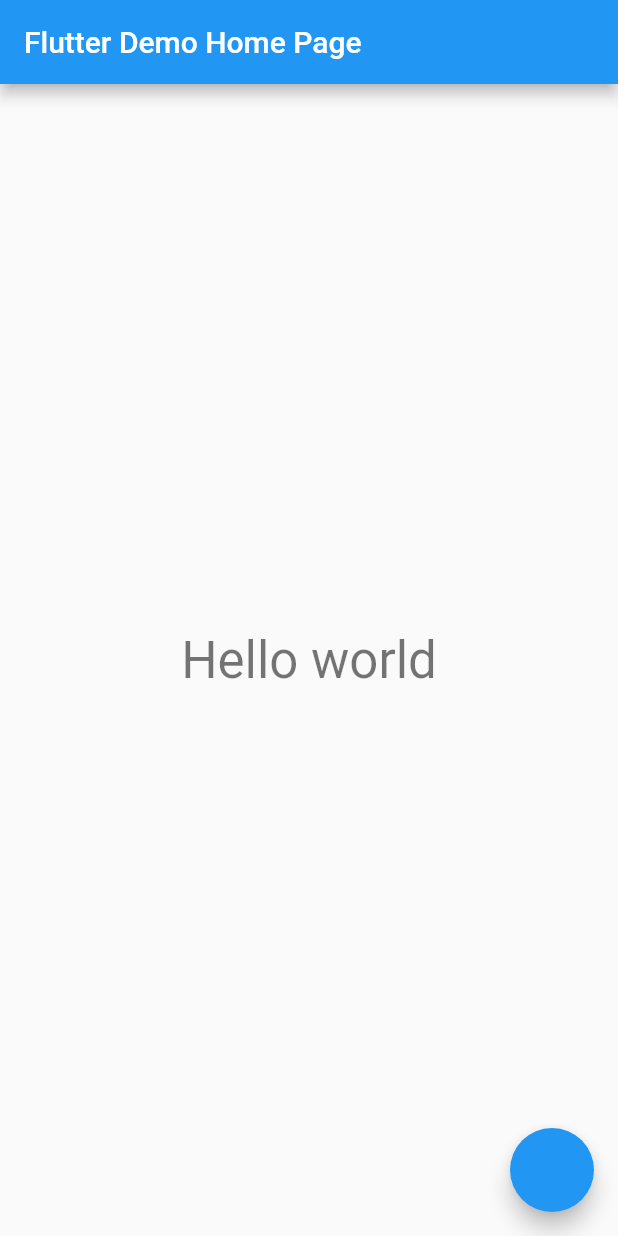
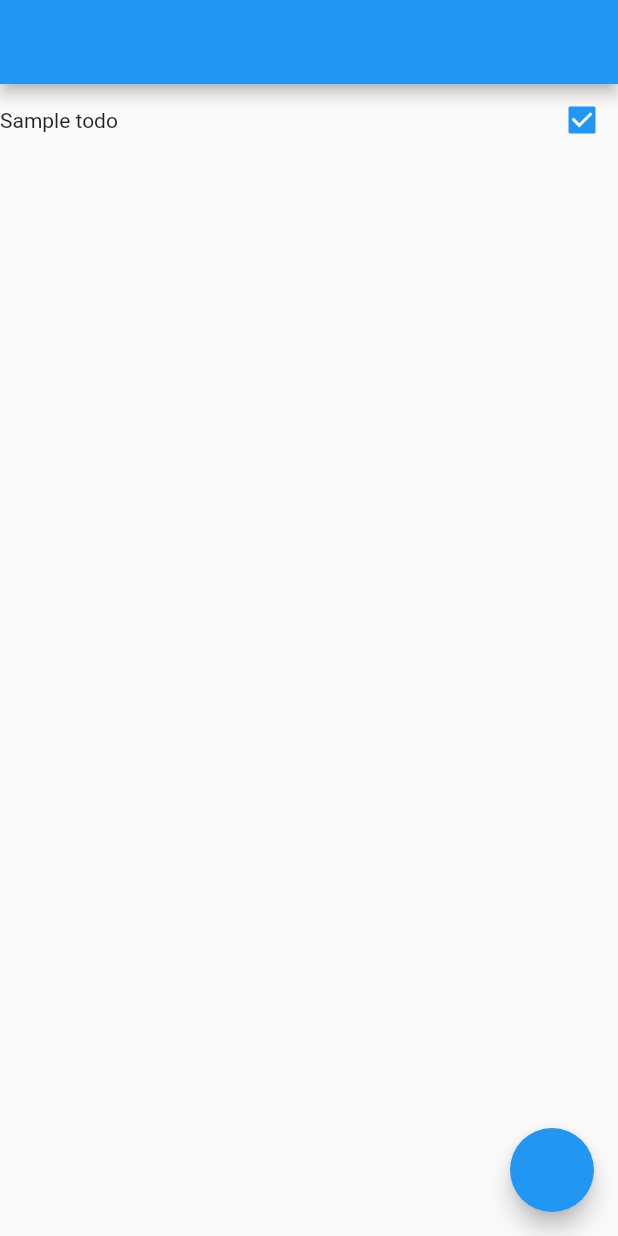
Before and after one commit to dllewellyn/server_driven_ui_demo, a Flutter app: the screen it shows after launch, on a phone screen of 412 x 824 dp. Run offline on Flutter 3.47's test engine with Material 2 defaults, Android fonts, the phone set to English and light mode, and no system bars.

Commit message:
Adding a TODO covered

```diff
--- a/lib/main.dart
+++ b/lib/main.dart
@@ -2,6 +2,7 @@ import 'dart:convert';
 
 import 'package:flutter/material.dart';
 import 'package:server_driven_ui_demo/models/add_to_do_screen_config.dart';
+import 'package:server_driven_ui_demo/models/todo_list_config.dart';
 import 'package:server_driven_ui_demo/screens/add_to_do_screen.dart';
 
 import 'models/models.dart';
@@ -17,14 +18,39 @@ class MyApp extends StatelessWidget {
       theme: ThemeData(
         primarySwatch: Colors.blue,
       ),
-      home: MyHomePage(title: 'Flutter Demo Home Page'),
+      home: MyHomePage(
+        config: ToDoListScreenConfig(configParser(json.decode("""
+            {
+  "type": "column",
+  "children": [
+    {
+      "type": "row",
+      "children": [
+        {
+          "type": "text",
+          "textValue": "Sample todo"
+        },
+        {
+          "type": "spacer"
+        },
+        {
+          "type": "checkbox",
+          "checked": true
+        }
+      ]
+    }
+  ]
+}
+"""))),
+      ),
     );
   }
 }
 
 class MyHomePage extends StatefulWidget {
-  MyHomePage({Key key, this.title}) : super(key: key);
-  final String title;
+  final ToDoListScreenConfig config;
+
+  MyHomePage({Key key, @required this.config}) : super(key: key);
 
   @override
   _MyHomePageState createState() => _MyHomePageState();
@@ -37,25 +63,33 @@ class _MyHomePageState extends State<MyHomePage> {
         floatingActionButton: FloatingActionButton(
           onPressed: () => Navigator.of(context).push(MaterialPageRoute(
               builder: (context) => AddToDoScreen(
-                    toDoScreenConfig:
-                        AddToDoScreenConfig.fromJson(json.decode(sampleConfig) as List),
+                    toDoScreenConfig: AddToDoScreenConfig.fromJson(
+                        json.decode(sampleConfig) as List),
                   ))),
         ),
-        appBar: AppBar(
-          // Here we take the value from the MyHomePage object that was created by
-          // the App.build method, and use it to set our appbar title.
-          title: Text(widget.title),
-        ),
+        appBar: AppBar(),
         body: Center(
-          child: Column(
-            mainAxisAlignment: MainAxisAlignment.center,
-            children: <Widget>[
-              Text(
-                'Hello world',
-                style: Theme.of(context).textTheme.display1,
-              ),
-            ],
-          ),
+          child: buildWidget(widget.config.widget),
         ));
   }
+
+  Widget buildWidget(SingleWidget widget) {
+    if (widget is ColumnWidget) {
+      return Column(
+        children: widget.children.map((e) => buildWidget(e)).toList(),
+      );
+    } else if (widget is RowWidget) {
+      return Row(
+        children: widget.children.map((e) => buildWidget(e)).toList(),
+      );
+    } else if (widget is TextWidget) {
+      return Text(widget.textValue);
+    } else if (widget is ReadonlyCheckboxWidget) {
+      return Checkbox(value: widget.isChecked, onChanged: (_) {});
+    } else if (widget is SpacerWidget) {
+      return Spacer();
+    }
+
+    return Container();
+  }
 }
--- /dev/null
+++ b/lib/models/todo_list_config.dart
@@ -0,0 +1,61 @@
+
+
+class ToDoListScreenConfig {
+  final SingleWidget widget;
+
+  ToDoListScreenConfig(this.widget);
+}
+
+abstract class SingleWidget {
+  final String widgetName;
+
+  SingleWidget(this.widgetName);
+}
+
+class ColumnWidget extends SingleWidget {
+  final List<SingleWidget> children;
+
+  ColumnWidget(this.children) : super("column");
+}
+
+class RowWidget extends SingleWidget {
+  final List<SingleWidget> children;
+
+  RowWidget(this.children) : super("row");
+}
+
+class TextWidget extends SingleWidget {
+  final String textValue;
+
+  TextWidget(this.textValue) : super("text");
+}
+
+class ReadonlyCheckboxWidget extends SingleWidget {
+  final bool isChecked;
+
+  ReadonlyCheckboxWidget(this.isChecked) : super("checkbox");
+}
+
+class SpacerWidget extends SingleWidget {
+  SpacerWidget() : super("spacer");
+}
+
+SingleWidget configParser(dynamic) {
+  SingleWidget returnValue;
+  switch (dynamic["type"]) {
+    case "text":
+      return TextWidget(dynamic["textValue"]);
+    case "row":
+      return RowWidget(
+          (dynamic["children"] as List).map((e) => configParser(e)).toList());
+    case "column":
+      return ColumnWidget(
+          (dynamic["children"] as List).map((e) => configParser(e)).toList());
+    case "checkbox":
+      return ReadonlyCheckboxWidget(dynamic["checked"]);
+    case "spacer":
+      return SpacerWidget();
+  }
+
+  return returnValue;
+}
```
